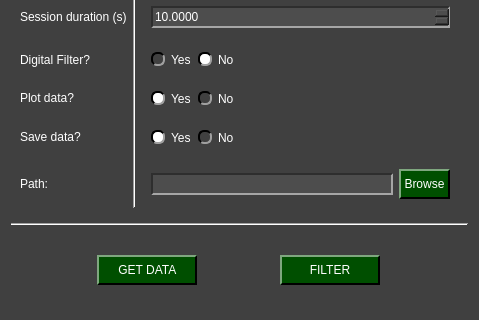
Before: the Qt Designer form pydaq/uis/PyDAQ_get_data_NIDAQ_widget.ui in viniciusfs14/pydaq, drawn with Qt 5; both pictures show x 0 to 479 and y 207 to 527 of the 479 by 527 pixel window.
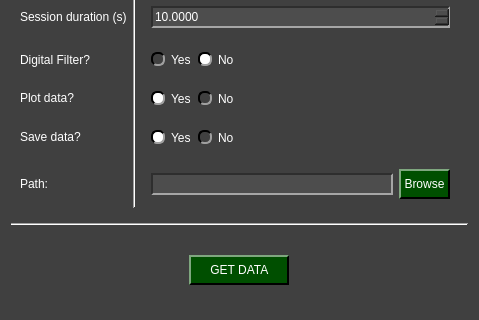
After: the same form once the commit is applied. Icons and pictures are not drawn.

Commit message: Saving filter coeffs now

Patch:
```diff
--- a/pydaq/uis/PyDAQ_get_data_NIDAQ_widget.ui
+++ b/pydaq/uis/PyDAQ_get_data_NIDAQ_widget.ui
@@ -224,25 +224,6 @@
         </property>
        </widget>
       </item>
-      <item row="0" column="1">
-       <widget class="QPushButton" name="filter_button">
-        <property name="minimumSize">
-         <size>
-          <width>0</width>
-          <height>30</height>
-         </size>
-        </property>
-        <property name="maximumSize">
-         <size>
-          <width>100</width>
-          <height>30</height>
-         </size>
-        </property>
-        <property name="text">
-         <string>FILTER</string>
-        </property>
-       </widget>
-      </item>
      </layout>
     </widget>
    </item>
```
Left out of the diff: 4 changed lines with no effect on the pictures. The commit also changes 8 other files.
